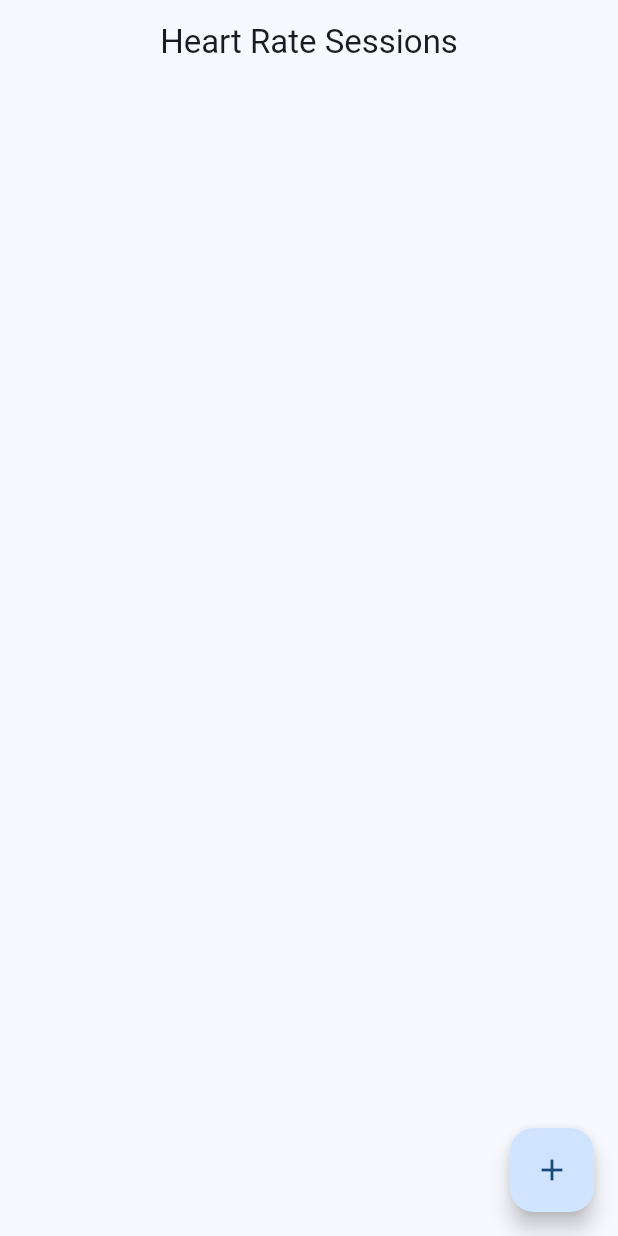
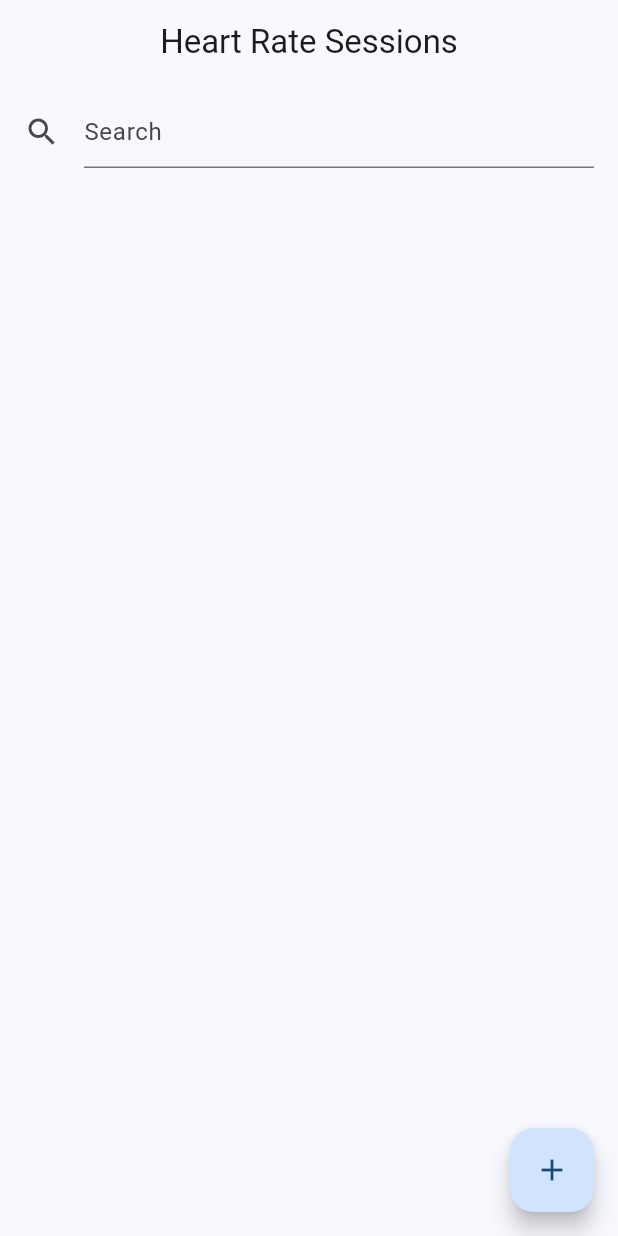
Before and after one commit to Lama64/earable_app, a Flutter app: the screen it shows after launch, on a phone screen of 412 x 824 dp. Run offline on Flutter 3.47's test engine with Material 3 defaults, Android fonts, the light colour scheme and no system bars.

Commit message:
Added search, background image for session

```diff
--- a/lib/pages/home_page.dart
+++ b/lib/pages/home_page.dart
@@ -1,9 +1,9 @@
+import 'dart:math';
+
 import 'package:earable_app/models/session.dart';
 import 'package:earable_app/widgets/add_dialog.dart';
 import 'package:earable_app/widgets/session_item.dart';
 import 'package:flutter/material.dart';
-import 'package:http/http.dart' as http;
-import 'package:xml/xml.dart';
 
 class HomePage extends StatefulWidget {
   const HomePage({super.key, required this.title});
@@ -17,9 +17,21 @@ class HomePage extends StatefulWidget {
 
 class _HomePageState extends State<HomePage> {
   final _sessions = <Session>[];
+  final _searchController = TextEditingController();
+  String _searchTerm = '';
+
+  @override
+  void initState() {
+    super.initState();
+
+    _searchController.addListener(() {
+      setState(() {
+        _searchTerm = _searchController.text;
+      });
+    });
+  }
 
   void _addNewSession(Session session) {
-    _fetchCurrentGame(widget.steamId);
     setState(() {
       _sessions.insert(0, session);
     });
@@ -31,33 +43,11 @@ class _HomePageState extends State<HomePage> {
     });
   }
 
-  Future<Session?> _fetchCurrentGame(String steamId) async {
-    final profileUrl =
-        Uri.https('steamcommunity.com', '/profiles/$steamId', {'xml': '1'});
-    final response = await http.get(profileUrl);
-
-    if (response.statusCode != 200) {
-      final statusCode = response.statusCode;
-      throw Exception('Request failed. Status code: $statusCode');
-    }
-    final xmlResponse = XmlDocument.parse(response.body);
-    final currentGame = xmlResponse.getElement('inGameInfo');
-    if (currentGame == null) {
-      throw Exception('There is no game being currently played.');
-    }
-    final gameName = currentGame.findAllElements('gameName');
-    final gameLink = currentGame.findAllElements('gameLink');
-    final gameLogo = currentGame.findAllElements('gameLogo');
-    if (gameLogo.length != 1 || gameLink.length != 1 || gameName.length != 1) {
-      throw Exception('Information about the game is missing');
-    }
-    final gameId =
-        int.parse(Uri.parse(gameLink.single.innerText).pathSegments.last);
-    return Session(
-        id: DateTime.now().millisecondsSinceEpoch,
-        name: gameName.single.innerText,
-        logoUrl: gameLogo.single.innerText,
-        gameId: gameId);
+  List<Session> _filterSessions() {
+    return _sessions
+        .where((session) =>
+            session.name.toLowerCase().contains(_searchTerm.toLowerCase()))
+        .toList();
   }
 
   @override
@@ -70,6 +60,7 @@ class _HomePageState extends State<HomePage> {
         body: Column(
           crossAxisAlignment: CrossAxisAlignment.start,
           children: [
+            _buildSearch(),
             Flexible(
               flex: 0,
               child: _buildList(),
@@ -82,21 +73,41 @@ class _HomePageState extends State<HomePage> {
                 context: context,
                 builder: (context) => AddDialog(
                       onAddPressed: _addNewSession,
+                      steamId: widget.steamId,
                     ));
           },
           child: const Icon(Icons.add),
         ));
   }
 
+  Widget _buildSearch() {
+    return Padding(
+        padding: const EdgeInsets.symmetric(horizontal: 16, vertical: 8),
+        child: TextField(
+          decoration: const InputDecoration(
+            hintText: 'Search',
+            icon: Icon(Icons.search),
+          ),
+          controller: _searchController,
+        ));
+  }
+
   Widget _buildList() {
+    final filteredSessions = _filterSessions();
     return ListView.builder(
       shrinkWrap: true,
-      itemCount: _sessions.length,
+      itemCount: filteredSessions.length,
       itemBuilder: (context, index) {
-        final session = _sessions[index];
+        final session = filteredSessions[index];
         return SessionItem(
             session: session, onDelete: () => _deleteSession(session.id));
       },
     );
   }
+
+  @override
+  void dispose() {
+    _searchController.dispose();
+    super.dispose();
+  }
 }
```
Also changed, not shown: lib/widgets/add_dialog.dart (+67 -1 lines), lib/widgets/session_item.dart (+7 -3 lines).
